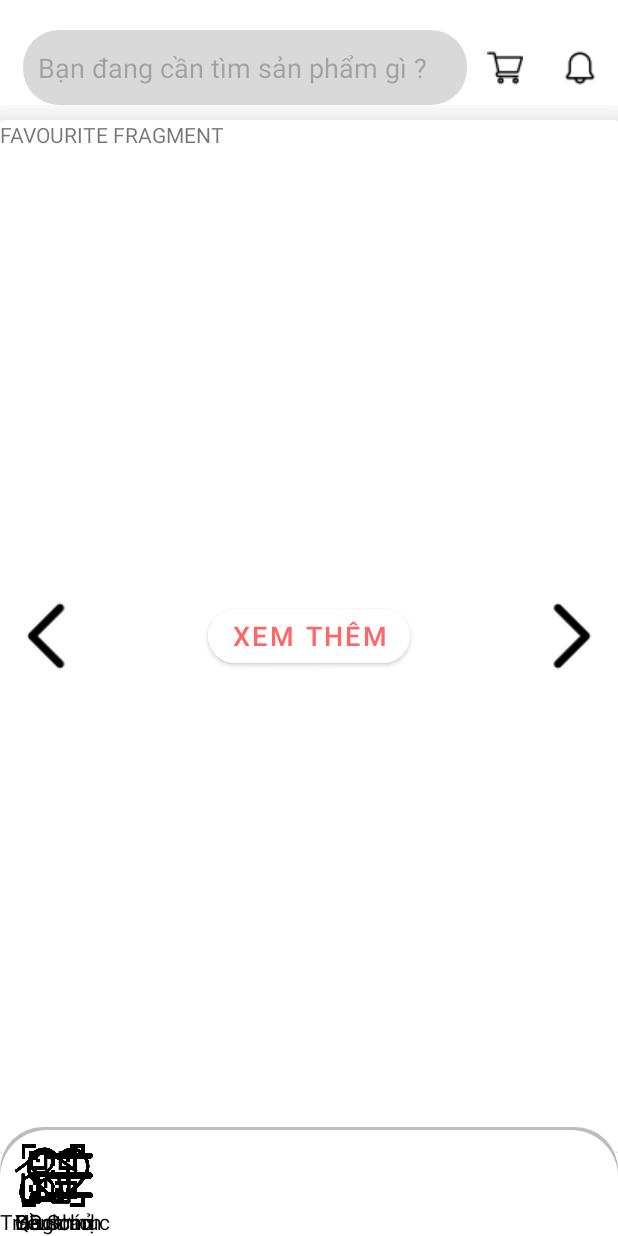
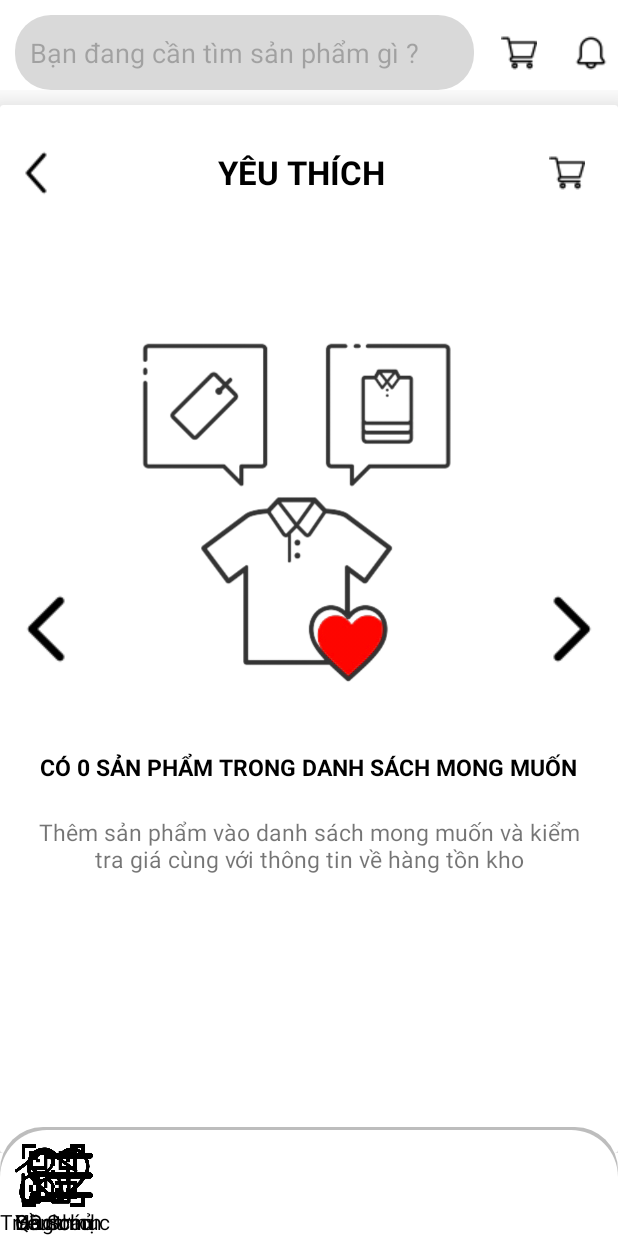
Before and after one commit to tuyetlnhh/mobile_app_lena, an Android app: the fragment favourite_fragment placed in its activity, on a phone screen of 412 x 824 dp. Run offline under Robolectric (Android 15) with nearby library versions, the phone set to English and light mode, and no system bars; libraries missing offline, so code that uses them is left out: com.aurelhubert.ahbottomnavigation, com.smarteist.autoimageslider, com.tbuonomo.viewpagerdotsindicator; plain views replace AHBottomNavigation, SliderView; 18 statements that could not run were skipped.

Commit message:
fav and fixed some xml

```diff
--- a/app/src/main/res/layout/fragment_favourite.xml
+++ b/app/src/main/res/layout/fragment_favourite.xml
@@ -1,14 +1,95 @@
 <?xml version="1.0" encoding="utf-8"?>
-<FrameLayout xmlns:android="http://schemas.android.com/apk/res/android"
+
+<androidx.constraintlayout.widget.ConstraintLayout
+    xmlns:android="http://schemas.android.com/apk/res/android"
+    xmlns:app="http://schemas.android.com/apk/res-auto"
     xmlns:tools="http://schemas.android.com/tools"
     android:layout_width="match_parent"
-    android:layout_height="match_parent"
-    tools:context=".favourite_fragment">
+    android:layout_height="match_parent">
+    <LinearLayout
+        android:id="@+id/nav_bar"
+        android:layout_width="match_parent"
+        android:layout_height="70dp"
+        android:layout_marginTop="10dp"
+        android:orientation="horizontal"
+        app:layout_constraintTop_toTopOf="parent"
+        android:layout_marginEnd="10dp">
 
-    <!-- TODO: Update blank fragment layout -->
-    <TextView
+        <ImageButton
+            android:id="@+id/btnBack"
+            android:layout_width="0dp"
+            android:layout_height="match_parent"
+            android:layout_weight="1"
+            android:background="@color/white"
+            android:contentDescription="Back"
+            app:srcCompat="@drawable/left" />
+
+        <TextView
+            android:layout_width="wrap_content"
+            android:layout_height="match_parent"
+            android:layout_weight="4"
+            android:text="YÊU THÍCH"
+            android:gravity="center"
+            android:textStyle="bold"
+            android:textColor="@color/black"
+            android:textSize="10pt">
+
+        </TextView>
+        <ImageButton
+            android:id="@+id/cart"
+            android:layout_width="0dp"
+            android:layout_height="match_parent"
+            android:layout_weight="1"
+            android:background="@color/white"
+            android:contentDescription="Cart"
+            app:srcCompat="@drawable/shop_cart" />
+
+    </LinearLayout>
+
+    <ImageView
+        android:id="@+id/imageView"
+        android:layout_width="wrap_content"
+        android:layout_height="300dp"
+        android:src="@drawable/fav"
+        app:layout_constraintBottom_toBottomOf="parent"
+        app:layout_constraintEnd_toEndOf="parent"
+        app:layout_constraintStart_toStartOf="parent"
+        app:layout_constraintTop_toTopOf="parent"
+        app:layout_constraintVertical_bias="0.261" />
+
+    <LinearLayout
         android:layout_width="match_parent"
-        android:layout_height="match_parent"
-        android:text="FAVOURITE FRAGMENT" />
+        android:layout_height="wrap_content"
+        app:layout_constraintBottom_toBottomOf="parent"
+        app:layout_constraintEnd_toEndOf="parent"
+        android:layout_marginRight="20dp"
+        android:layout_marginLeft="20dp"
+        android:orientation="vertical"
+        android:gravity="center"
+        app:layout_constraintHorizontal_bias="0.0"
+        app:layout_constraintStart_toStartOf="parent"
+        app:layout_constraintTop_toBottomOf="@+id/imageView"
+        app:layout_constraintVertical_bias="0.117" >
+        <TextView
+            android:id="@+id/numFav"
+            android:layout_width="wrap_content"
+            android:textAlignment= "center"
+            android:textSize="7pt"
+            android:padding="2dp"
+            android:textStyle="bold"
+            android:layout_height="wrap_content"
+            android:textColor="@color/black"
+            android:text="@string/numFav" />
+        <TextView
+            android:id="@+id/hintFav"
+            android:layout_width="wrap_content"
+            android:layout_height="wrap_content"
+            android:layout_marginTop="20dp"
+            android:layout_weight="1"
+            android:textSize="7pt"
+            android:backgroundTint="@color/red"
+            android:textAlignment= "center"
+            android:text="@string/hintFav" />
+    </LinearLayout>
 
-</FrameLayout>
+</androidx.constraintlayout.widget.ConstraintLayout>
--- a/app/src/main/res/layout/fragment_home.xml
+++ b/app/src/main/res/layout/fragment_home.xml
@@ -11,10 +11,10 @@
         android:id="@+id/search_bar"
         android:layout_width="match_parent"
         android:layout_height="50dp"
-        android:layout_marginTop="20dp"
+        android:layout_marginTop="10dp"
         android:orientation="horizontal"
         app:layout_constraintTop_toTopOf="parent"
-        android:layout_marginStart="15dp">
+        android:layout_marginStart="10dp">
 
         <EditText
             android:layout_width="wrap_content"
@@ -39,7 +39,7 @@
 
         <ImageButton
             android:id="@+id/notification"
-            android:layout_width="wrap_content"
+            android:layout_width="0dp"
             android:layout_height="match_parent"
             android:layout_weight="1"
             android:background="@color/white"
@@ -100,21 +100,6 @@
                         android:layout_width="0dp"
                         android:layout_height="match_parent"
                         android:layout_weight="1" />
-
-                    <com.google.android.material.button.MaterialButton
-                        android:id="@+id/btnMore"
-                        android:layout_width="wrap_content"
-                        android:layout_height="wrap_content"
-                        android:backgroundTint="@color/white"
-                        android:text="@string/btnMore"
-                        android:textColor="@color/red"
-                        android:textSize="8pt"
-                        app:cornerRadius="18dp" />
-                    <Space
-                        android:layout_width="0dp"
-                        android:layout_height="match_parent"
-                        android:layout_weight="1" />
-
                     <ImageButton
                         android:id="@+id/btnRight"
                         android:layout_width="wrap_content"
--- a/app/src/main/res/layout/fragment_product_list.xml
+++ b/app/src/main/res/layout/fragment_product_list.xml
@@ -17,6 +17,8 @@
 
         <LinearLayout
             android:layout_width="match_parent"
+            android:layout_marginTop="10dp"
+            android:layout_marginEnd="10dp"
             android:layout_height="wrap_content"
             android:orientation="horizontal">
 
@@ -27,7 +29,7 @@
                 android:layout_weight="1"
                 android:backgroundTint="#FFFFFF"
                 android:contentDescription="Button to perform an action"
-                android:src="@drawable/back_30px" />
+                android:src="@drawable/left" />
 
             <TextView
                 android:id="@+id/textView15"
@@ -44,12 +46,12 @@
 
             <ImageButton
                 android:id="@+id/imageButton2"
-                android:layout_width="wrap_content"
-                android:layout_height="wrap_content"
+                android:layout_width="26dp"
+                android:layout_height="match_parent"
                 android:layout_weight="1"
                 android:backgroundTint="#FFFFFF"
                 android:contentDescription="Button to perform an action"
-                android:src="@drawable/shopping_cart_30px" />
+                android:src="@drawable/shop_cart" />
         </LinearLayout>
 
         <LinearLayout
--- a/app/src/main/res/layout/fragment_qr.xml
+++ b/app/src/main/res/layout/fragment_qr.xml
@@ -10,11 +10,10 @@
         android:id="@+id/nav_bar"
         android:layout_width="match_parent"
         android:layout_height="70dp"
-        android:layout_marginTop="20dp"
+        android:layout_marginTop="10dp"
         android:orientation="horizontal"
         app:layout_constraintTop_toTopOf="parent"
-        android:layout_marginStart="15dp"
-        android:layout_marginEnd="15dp">
+        android:layout_marginEnd="10dp">
 
         <ImageButton
             android:id="@+id/btnBack"
@@ -46,17 +45,19 @@
             app:srcCompat="@drawable/shop_cart" />
 
     </LinearLayout>
+
     <ImageView
         android:id="@+id/imageView"
-        android:layout_width="120dp"
-        android:layout_height="100dp"
-        android:src="@drawable/qr"
+        android:layout_width="wrap_content"
+        android:layout_height="300dp"
+        android:src="@drawable/qr_frag"
         app:layout_constraintBottom_toBottomOf="parent"
         app:layout_constraintEnd_toEndOf="parent"
         app:layout_constraintStart_toStartOf="parent"
         app:layout_constraintTop_toTopOf="parent"
-        app:layout_constraintVertical_bias="0.32" />
-<LinearLayout
+        app:layout_constraintVertical_bias="0.261" />
+
+    <LinearLayout
     android:layout_width="match_parent"
     android:layout_height="wrap_content"
     app:layout_constraintBottom_toBottomOf="parent"
--- a/app/src/main/res/layout/pre_login.xml
+++ b/app/src/main/res/layout/pre_login.xml
@@ -9,7 +9,6 @@
         android:id="@+id/imageButton4"
         android:layout_width="45dp"
         android:layout_height="45dp"
-        android:layout_marginStart="10dp"
         android:layout_marginTop="10dp"
         android:background="#00FFFFFF"
         app:layout_constraintStart_toStartOf="parent"
--- a/app/src/main/res/layout/product_detail.xml
+++ b/app/src/main/res/layout/product_detail.xml
@@ -9,8 +9,8 @@
         android:id="@+id/btnBack"
         android:layout_width="wrap_content"
         android:layout_height="wrap_content"
-        android:layout_marginStart="4dp"
-        android:layout_marginTop="4dp"
+        android:layout_marginStart="10dp"
+        android:layout_marginTop="10dp"
         android:background="@color/white"
         android:contentDescription="@string/btnBackDescription"
         android:padding="12dp"
@@ -22,8 +22,7 @@
         android:id="@+id/btnBack3"
         android:layout_width="wrap_content"
         android:layout_height="wrap_content"
-        android:layout_marginStart="20dp"
-        android:layout_marginTop="4dp"
+        android:layout_marginTop="10dp"
         android:background="@color/white"
         android:contentDescription="@string/btnBackDescription"
         android:padding="12dp"
@@ -37,7 +36,7 @@
         android:id="@+id/btnShareProduct"
         android:layout_width="wrap_content"
         android:layout_height="wrap_content"
-        android:layout_marginTop="4dp"
+        android:layout_marginTop="10dp"
         android:background="@color/white"
         android:contentDescription="@string/btnBackDescription"
         android:padding="12dp"
--- a/app/src/main/res/values/strings.xml
+++ b/app/src/main/res/values/strings.xml
@@ -24,5 +24,6 @@
     <string name="hello_blank_fragment">Hello blank fragment</string>
     <string name="title_activity_pre_login">pre_login</string>
 
-
+    <string name="hintFav">Thêm sản phẩm vào danh sách mong muốn và kiểm tra giá cùng với thông tin về hàng tồn kho</string>
+    <string name="numFav">CÓ 0 SẢN PHẨM TRONG DANH SÁCH MONG MUỐN</string>
 </resources>
```
Also changed, not shown: app/src/main/res/drawable/fav.png (added), app/src/main/res/drawable/qr_frag.jpg (added).
